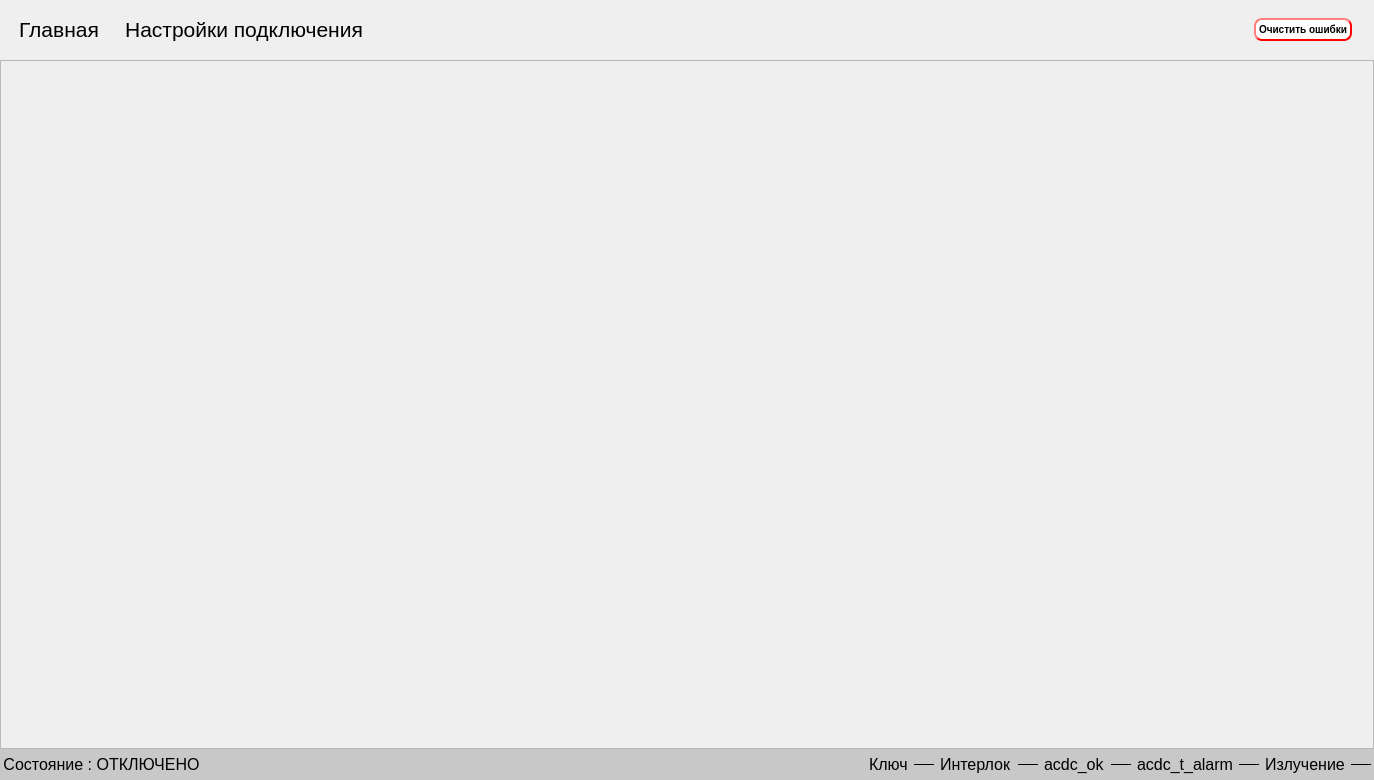
Before: the Qt Designer form mainwindow.ui in bulkanul/EVO_YFL_1064_GUI_coherent2, drawn with Qt 5.
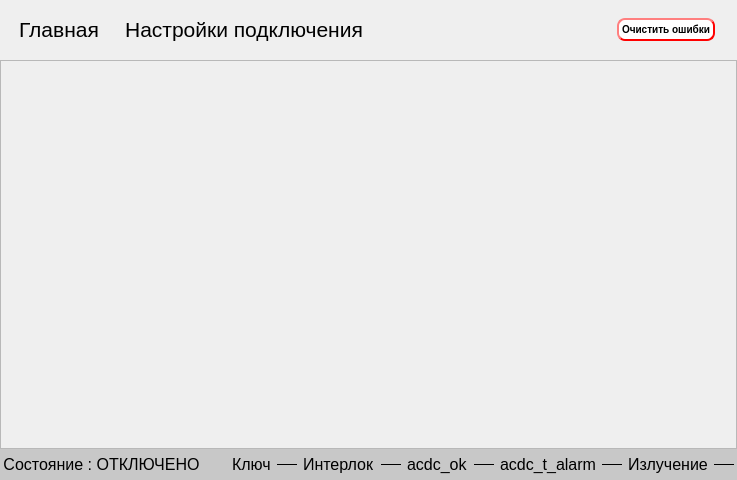
After: the same form once the commit is applied. Icons and pictures are not drawn.

```diff
--- a/mainwindow.ui
+++ b/mainwindow.ui
@@ -6,13 +6,13 @@
    <rect>
     <x>0</x>
     <y>0</y>
-    <width>1374</width>
-    <height>780</height>
+    <width>737</width>
+    <height>480</height>
    </rect>
   </property>
   <property name="minimumSize">
    <size>
-    <width>1000</width>
+    <width>640</width>
     <height>480</height>
    </size>
   </property>
@@ -286,7 +286,6 @@
           <font>
            <family>Arial</family>
            <pointsize>-1</pointsize>
-           <weight>75</weight>
            <italic>false</italic>
            <bold>true</bold>
           </font>
@@ -379,6 +378,9 @@
         </property>
         <item>
          <widget class="QScrollArea" name="scrollArea">
+          <property name="horizontalScrollBarPolicy">
+           <enum>Qt::ScrollBarAsNeeded</enum>
+          </property>
           <property name="widgetResizable">
            <bool>true</bool>
           </property>
@@ -387,8 +389,8 @@
             <rect>
              <x>0</x>
              <y>0</y>
-             <width>1372</width>
-             <height>687</height>
+             <width>735</width>
+             <height>387</height>
             </rect>
            </property>
            <layout class="QVBoxLayout" name="verticalLayout_4">
```
Left out of the diff: 3 changed lines with no effect on the pictures.
